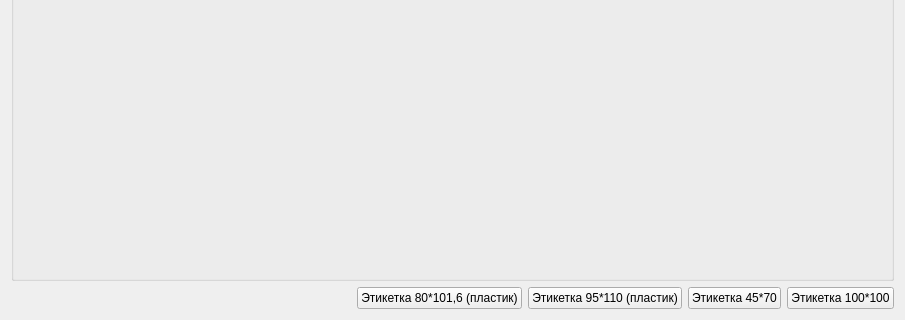
First picture: the form in formlabelswire.ui, repository Sergeyego/warehouse, before the edit; both pictures show x 0 to 905 and y 217 to 537 of the 905 by 537 pixel window.
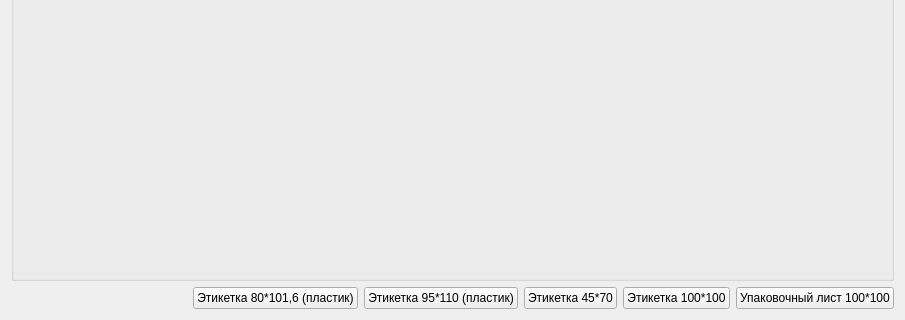
Second picture: the form after the edit.

Diff of the .ui file:
```diff
--- a/formlabelswire.ui
+++ b/formlabelswire.ui
@@ -71,6 +71,13 @@
        </property>
       </widget>
      </item>
+     <item>
+      <widget class="QPushButton" name="pushButton">
+       <property name="text">
+        <string>Упаковочный лист 100*100</string>
+       </property>
+      </widget>
+     </item>
     </layout>
    </item>
   </layout>
```
